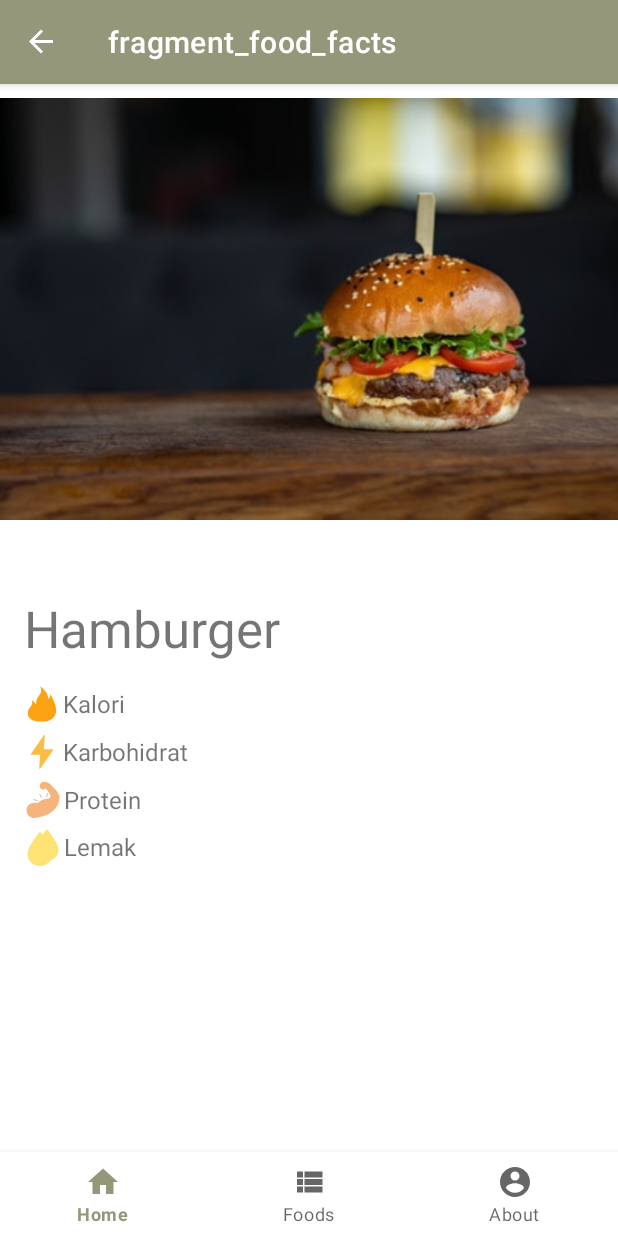
After one commit to What-s-The-Food/Whats-The-Food-APP, an Android app: the FoodFactsFragment screen opened through its navigation route, on a phone screen of 412 x 824 dp. The commit adds this screen. Run offline under Robolectric (Android 15) with nearby library versions, the phone set to English and light mode, and no system bars; our stand-ins replace navigation-ui; Roboto replaces fonts that are not available here.

Commit message:
desain halaman detail dari makanan

```diff
--- a/app/build.gradle
+++ b/app/build.gradle
@@ -45,6 +45,7 @@ dependencies {
     implementation 'androidx.lifecycle:lifecycle-livedata-ktx:2.5.0-rc01'
     implementation 'androidx.navigation:navigation-fragment-ktx:2.4.2'
     implementation 'androidx.navigation:navigation-ui-ktx:2.4.2'
+    implementation 'com.github.bumptech.glide:glide:4.13.2'
     testImplementation 'junit:junit:4.13.2'
     androidTestImplementation 'androidx.test.ext:junit:1.1.3'
     androidTestImplementation 'androidx.test.espresso:espresso-core:3.4.0'
--- /dev/null
+++ b/app/src/main/java/xyz/heydarrn/whatsthefood/fragment/FoodFactsFragment.kt
@@ -0,0 +1,60 @@
+package xyz.heydarrn.whatsthefood.fragment
+
+import android.os.Bundle
+import androidx.fragment.app.Fragment
+import android.view.LayoutInflater
+import android.view.View
+import android.view.ViewGroup
+import xyz.heydarrn.whatsthefood.R
+
+// TODO: Rename parameter arguments, choose names that match
+// the fragment initialization parameters, e.g. ARG_ITEM_NUMBER
+private const val ARG_PARAM1 = "param1"
+private const val ARG_PARAM2 = "param2"
+
+/**
+ * A simple [Fragment] subclass.
+ * Use the [FoodFactsFragment.newInstance] factory method to
+ * create an instance of this fragment.
+ */
+class FoodFactsFragment : Fragment() {
+    // TODO: Rename and change types of parameters
+    private var param1: String? = null
+    private var param2: String? = null
+
+    override fun onCreate(savedInstanceState: Bundle?) {
+        super.onCreate(savedInstanceState)
+        arguments?.let {
+            param1 = it.getString(ARG_PARAM1)
+            param2 = it.getString(ARG_PARAM2)
+        }
+    }
+
+    override fun onCreateView(
+        inflater: LayoutInflater, container: ViewGroup?,
+        savedInstanceState: Bundle?
+    ): View? {
+        // Inflate the layout for this fragment
+        return inflater.inflate(R.layout.fragment_food_facts, container, false)
+    }
+
+    companion object {
+        /**
+         * Use this factory method to create a new instance of
+         * this fragment using the provided parameters.
+         *
+         * @param param1 Parameter 1.
+         * @param param2 Parameter 2.
+         * @return A new instance of fragment FoodFactsFragment.
+         */
+        // TODO: Rename and change types and number of parameters
+        @JvmStatic
+        fun newInstance(param1: String, param2: String) =
+            FoodFactsFragment().apply {
+                arguments = Bundle().apply {
+                    putString(ARG_PARAM1, param1)
+                    putString(ARG_PARAM2, param2)
+                }
+            }
+    }
+}
--- /dev/null
+++ b/app/src/main/res/drawable/ic_baseline_arrow_forward_24.xml
@@ -0,0 +1,5 @@
+<vector android:autoMirrored="true" android:height="24dp"
+    android:tint="#000000" android:viewportHeight="24"
+    android:viewportWidth="24" android:width="24dp" xmlns:android="http://schemas.android.com/apk/res/android">
+    <path android:fillColor="@android:color/white" android:pathData="M12,4l-1.41,1.41L16.17,11H4v2h12.17l-5.58,5.59L12,20l8,-8z"/>
+</vector>
--- /dev/null
+++ b/app/src/main/res/drawable/ic_fire.xml
@@ -0,0 +1,6 @@
+<vector android:autoMirrored="true" android:height="24dp"
+    android:viewportHeight="512" android:viewportWidth="512"
+    android:width="24dp" xmlns:android="http://schemas.android.com/apk/res/android">
+    <path android:fillColor="#fca313" android:fillType="evenOdd"
+        android:pathData="m230,8.4c14.58,32.45 24.31,74.57 -0.14,104.95 -24.08,35.38 -55.22,70.3 -56.73,115.41 -1.5,10.54 1.89,51.87 -8.29,22.92 -11.39,-17.71 -33.64,-43.79 -53.53,-42.42 4.38,19.04 9.54,39.14 0.07,57.77 -13.42,26.28 -38.03,45.51 -47.71,74.08 -18.31,42.96 -9.48,99.17 30.4,127.05 42.35,32.21 97.78,37.16 149.21,35.78 39.24,-0.39 80.83,4.53 117.17,-13.69 48.82,-20.97 89.23,-66.09 94.51,-120.31 9.61,-72.15 -21.23,-141.52 -52.84,-204.45 -9.33,-17.93 -19.33,-35.51 -29.97,-52.7 2.12,22.5 -5.88,67.47 -24.52,70.03C343.46,131.75 317.63,84.64 281.61,48.94 266.05,33.8 248.61,18.49 230,8.4Z" android:strokeColor="#00000000"/>
+</vector>
--- /dev/null
+++ b/app/src/main/res/drawable/ic_flash.xml
@@ -0,0 +1,6 @@
+<vector android:autoMirrored="true" android:height="24dp"
+    android:viewportHeight="512" android:viewportWidth="512"
+    android:width="24dp" xmlns:android="http://schemas.android.com/apk/res/android">
+    <path android:fillColor="#fcbc44" android:fillType="evenOdd"
+        android:pathData="m282.79,17.25c-61.35,86.83 -122.57,173.8 -182.17,261.84 -15.83,24.88 25.85,14.88 39.18,16.9 30.42,0.02 60.85,0.01 91.27,0.01 -5.71,64.32 -11.05,128.75 -14.97,193.18 14.79,20.15 27.63,-20.23 38.31,-29.91C307.49,382.87 361.74,307.23 413.3,229.79 422.28,207.23 384.72,219.06 372.2,216.01 341.78,215.99 311.35,216 280.93,216 286.64,151.68 291.98,87.25 295.9,22.82 296.08,16.08 287.47,14.48 282.79,17.25Z" android:strokeColor="#00000000"/>
+</vector>
--- /dev/null
+++ b/app/src/main/res/drawable/ic_muscle2.xml
@@ -0,0 +1,8 @@
+<vector android:autoMirrored="true" android:height="24dp"
+    android:viewportHeight="512" android:viewportWidth="512"
+    android:width="24dp" xmlns:android="http://schemas.android.com/apk/res/android">
+    <path android:fillColor="#f4b47c" android:fillType="evenOdd"
+        android:pathData="m246.88,0.98c-24.64,4.89 -30.98,35.75 -37.62,56.35 -5.61,30.63 25.68,54.62 54.48,48.53 17.24,3.53 22.39,-21.14 38.6,-7.81 16.72,15.49 26.7,37.3 39.66,55.99 12.6,20.84 32.06,48.94 11.44,71.46 -19.8,21.93 -52.15,11.24 -77.47,19.11 -33.41,7.4 -64.13,26.08 -87.03,51.4 -45.67,0.05 -96.66,-3.34 -133.42,28.89 -50.78,43.77 -42.07,134.47 14.8,169.28 38.95,27.63 88.74,16.48 132.06,8.53 99.78,-19.24 200.34,-69.74 253.54,-159.7 24.56,-43.37 39.81,-95.02 31.45,-144.96C472.08,140.44 426.83,97.54 385.73,57.07 359.65,33.34 333.72,1.87 295.45,0.83 279.28,0.37 263.05,-0.01 246.88,0.98Z" android:strokeColor="#00000000"/>
+    <path android:fillColor="#d4ccc4" android:fillType="evenOdd"
+        android:pathData="m381,52.38c3.24,4.63 3.52,0.78 0,0zM208.08,65.58c0.64,3.85 1.01,-4.55 0,0zM318.65,160.25c-4.44,17.23 -32.11,47.19 -11.66,58.75 10.99,-14.13 30.19,-43.42 19.94,-60.33 -2.76,-1.51 -6.07,-0.27 -8.28,1.58zM205.02,168.98c-4.2,20.92 16.77,41.96 24.28,61.78 28.27,4.63 0.2,-32.23 -4.74,-45.55 -4.93,-6.43 -7.73,-24.78 -19.54,-16.23zM121.24,240.54c-13.45,21.75 32.52,21.67 45.68,30.55 22.75,11.56 20.59,-18.81 -0.92,-17.64C151.23,249.43 136.52,240.08 121.24,240.54ZM134.81,296.68c5.59,0.86 -1.72,-1.71 0,0zM46.92,332.75c-7.41,8.17 8.94,-8.33 0,0z" android:strokeColor="#00000000"/>
+</vector>
--- /dev/null
+++ b/app/src/main/res/drawable/ic_trans_fats_free.xml
@@ -0,0 +1,6 @@
+<vector android:autoMirrored="true" android:height="24dp"
+    android:viewportHeight="512" android:viewportWidth="512"
+    android:width="24dp" xmlns:android="http://schemas.android.com/apk/res/android">
+    <path android:fillColor="#fce373" android:fillType="evenOdd"
+        android:pathData="M302.39,1.62C281.1,14.08 274.56,41.35 259.21,59.73 247.22,80.02 242.55,31.45 222.44,34.44 200.14,27.37 183.44,47.1 175.35,65.31 131.23,137.9 73.51,203.9 46.68,285.72c-18.35,53.24 -9.47,115.12 26.13,159.21 45.02,59.8 129.28,81.67 199.14,58.05 38.8,-12.13 70.89,-39.68 93.54,-72.82 43.49,-16.19 81.8,-48.82 98.69,-92.82 22.44,-53.13 5.26,-112.6 -21.03,-160.86C412.22,119.45 372,68.14 338.42,12.7 331.05,0.45 315.21,-2.31 302.39,1.62Z" android:strokeColor="#00000000"/>
+</vector>
--- /dev/null
+++ b/app/src/main/res/layout/fragment_food_facts.xml
@@ -0,0 +1,92 @@
+<?xml version="1.0" encoding="utf-8"?>
+<androidx.constraintlayout.widget.ConstraintLayout xmlns:android="http://schemas.android.com/apk/res/android"
+    xmlns:app="http://schemas.android.com/apk/res-auto"
+    xmlns:tools="http://schemas.android.com/tools"
+    android:id="@+id/foodFactsLayout"
+    android:layout_width="match_parent"
+    android:layout_height="match_parent"
+    tools:context=".fragment.FoodFactsFragment" >
+
+    <ImageView
+        android:id="@+id/detail_food_image"
+        android:layout_width="0dp"
+        android:layout_height="wrap_content"
+        android:contentDescription="@string/picture_of_the_food"
+        android:src="@drawable/pexels_valeria_boltneva_1639562_xml_design"
+        app:layout_constraintEnd_toEndOf="parent"
+        app:layout_constraintStart_toStartOf="parent"
+        app:layout_constraintTop_toTopOf="parent" />
+
+    <TextView
+        android:id="@+id/detail_food_title"
+        android:layout_width="wrap_content"
+        android:layout_height="wrap_content"
+        android:layout_marginTop="40dp"
+        android:text="@string/hamburger"
+        android:textSize="34sp"
+        app:layout_constraintEnd_toEndOf="parent"
+        app:layout_constraintHorizontal_bias="0.066"
+        app:layout_constraintStart_toStartOf="parent"
+        app:layout_constraintTop_toBottomOf="@+id/detail_food_image" />
+
+    <TextView
+        android:id="@+id/detail_calories"
+        android:layout_width="wrap_content"
+        android:layout_height="wrap_content"
+        android:layout_marginTop="16dp"
+        android:drawablePadding="2dp"
+        android:gravity="center"
+        android:text="Kalori "
+        android:textSize="16sp"
+        app:drawableStartCompat="@drawable/ic_fire"
+        app:layout_constraintEnd_toEndOf="parent"
+        app:layout_constraintHorizontal_bias="0.046"
+        app:layout_constraintStart_toStartOf="parent"
+        app:layout_constraintTop_toBottomOf="@+id/detail_food_title" />
+
+    <TextView
+        android:id="@+id/detail_carbohydrate"
+        android:layout_width="wrap_content"
+        android:layout_height="wrap_content"
+        android:layout_marginTop="8dp"
+        android:drawablePadding="2dp"
+        android:gravity="center"
+        android:text="Karbohidrat"
+        android:textSize="16sp"
+        app:drawableStartCompat="@drawable/ic_flash"
+        app:layout_constraintEnd_toEndOf="parent"
+        app:layout_constraintHorizontal_bias="0.052"
+        app:layout_constraintStart_toStartOf="parent"
+        app:layout_constraintTop_toBottomOf="@+id/detail_calories" />
+
+    <TextView
+        android:id="@+id/detail_protein"
+        android:layout_width="wrap_content"
+        android:layout_height="wrap_content"
+        android:layout_marginTop="8dp"
+        android:layout_marginEnd="304dp"
+        android:drawablePadding="2dp"
+        android:gravity="center"
+        android:text="Protein"
+        android:textSize="16sp"
+        app:drawableStartCompat="@drawable/ic_muscle2"
+        app:layout_constraintEnd_toEndOf="parent"
+        app:layout_constraintHorizontal_bias="0.533"
+        app:layout_constraintStart_toStartOf="parent"
+        app:layout_constraintTop_toBottomOf="@+id/detail_carbohydrate" />
+
+    <TextView
+        android:id="@+id/detail_fat_acid"
+        android:layout_width="wrap_content"
+        android:layout_height="wrap_content"
+        android:layout_marginTop="8dp"
+        android:drawablePadding="2dp"
+        android:text="Lemak"
+        android:textSize="16sp"
+        app:drawableStartCompat="@drawable/ic_trans_fats_free"
+        app:layout_constraintEnd_toEndOf="parent"
+        app:layout_constraintHorizontal_bias="0.05"
+        app:layout_constraintStart_toStartOf="parent"
+        app:layout_constraintTop_toBottomOf="@+id/detail_protein" />
+
+</androidx.constraintlayout.widget.ConstraintLayout>
--- a/app/src/main/res/navigation/mobile_navigation.xml
+++ b/app/src/main/res/navigation/mobile_navigation.xml
@@ -20,5 +20,10 @@
         android:id="@+id/navigation_foods"
         android:name="xyz.heydarrn.whatsthefood.fragment.FoodsListFragment"
         android:label="@string/title_foods" />
+    <fragment
+        android:id="@+id/foodFactsFragment"
+        android:name="xyz.heydarrn.whatsthefood.fragment.FoodFactsFragment"
+        android:label="fragment_food_facts"
+        tools:layout="@layout/fragment_food_facts" />
 
 </navigation>
--- a/app/src/main/res/values-night/strings.xml
+++ b/app/src/main/res/values-night/strings.xml
@@ -1,4 +1,12 @@
 <?xml version="1.0" encoding="utf-8"?>
 <resources>
     <string name="icon_of_camera_description">Icon of camera to start taking picture of snack</string>
+    <string name="hamburger">Hamburger</string>
+    <string name="burger_dengan_daging_sapi">Burger dengan daging sapi</string>
+    <string name="tampilkan_info_lengkap">Tampilkan info lengkap</string>
+    <string name="picture_of_the_food">Picture of the food</string>
+    <string name="calories_template">Kalori : %1$s</string>
+    <string name="carbohydrate_template">Karbohidrat : %1$s</string>
+    <string name="protein_template">Protein : %1$s</string>
+    <string name="fatty_acid_template">Lemak : %1$s</string>
 </resources>
--- a/app/src/main/res/values/strings.xml
+++ b/app/src/main/res/values/strings.xml
@@ -7,4 +7,13 @@
     <string name="icon_of_camera_description">Icon of camera to start taking picture of snack</string>
     <!-- TODO: Remove or change this placeholder text -->
     <string name="hello_blank_fragment">Hello blank fragment</string>
+    <string name="hamburger">Hamburger</string>
+    <string name="burger_dengan_daging_sapi">Burger dengan daging sapi</string>
+    <string name="tampilkan_info_lengkap">Tampilkan info lengkap</string>
+    <string name="picture_of_the_food">Picture of the food</string>
+    <string name="calories_template">Kalori : %1$s</string>
+    <string name="carbohydrate_template">Karbohidrat : %1$s</string>
+    <string name="protein_template">Protein : %1$s</string>
+    <string name="fatty_acid_template">Lemak : %1$s</string>
+
 </resources>
```
Also changed, not shown: app/src/main/java/xyz/heydarrn/whatsthefood/model/DummyFoodListAdapter.kt (+33 -3 lines), app/src/main/java/xyz/heydarrn/whatsthefood/model/DummyFoods.kt (+5 -4 lines), app/src/main/res/layout/food_card.xml (+32 -12 lines).
